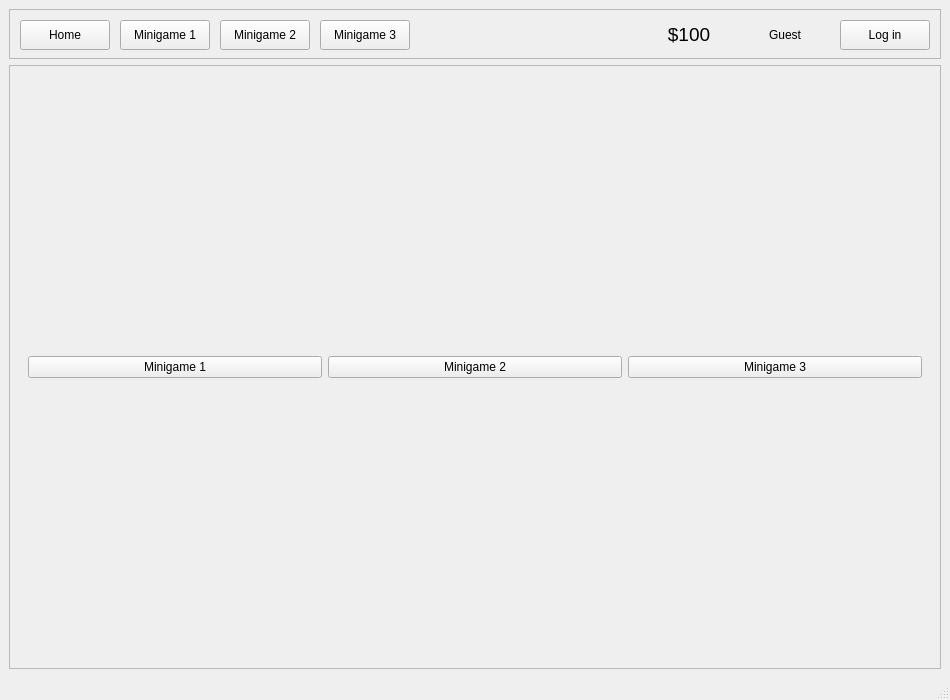
Old version of the form mainwindow.ui in the repository MateuszWiewiora/Casino-Qt.
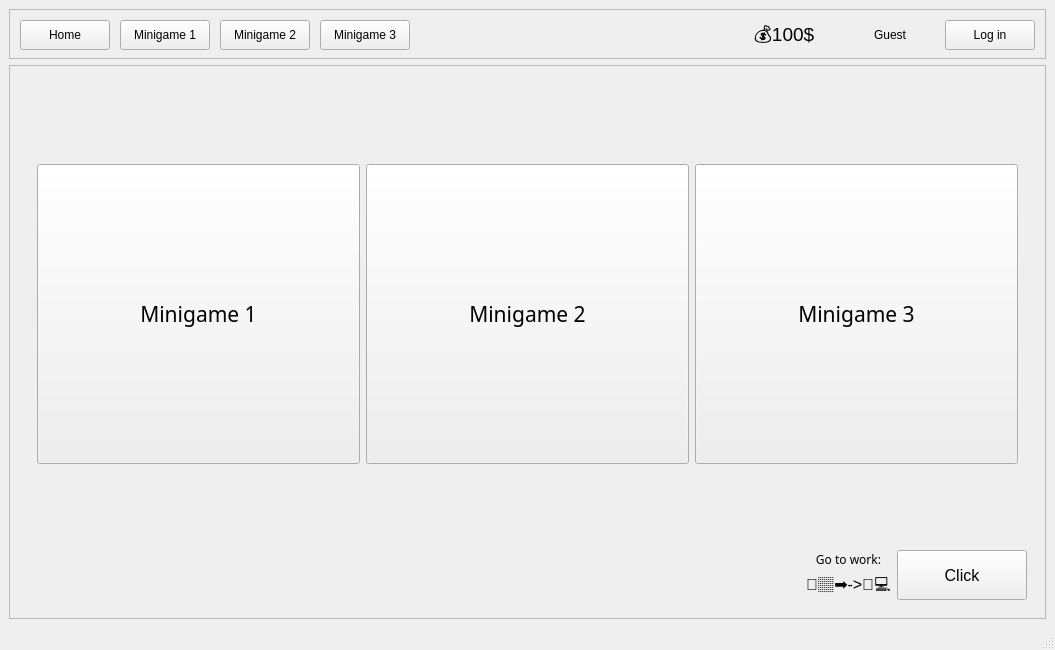
New version of the form. The open tabs and pages were chosen to show the change.

```diff
--- a/mainwindow.ui
+++ b/mainwindow.ui
@@ -6,13 +6,16 @@
    <rect>
     <x>0</x>
     <y>0</y>
-    <width>950</width>
-    <height>700</height>
+    <width>1055</width>
+    <height>650</height>
    </rect>
   </property>
   <property name="windowTitle">
    <string>MainWindow</string>
   </property>
+  <property name="styleSheet">
+   <string notr="true"/>
+  </property>
   <widget class="QWidget" name="centralwidget">
    <layout class="QVBoxLayout" name="verticalLayout">
     <item>
@@ -108,8 +111,8 @@
         <widget class="QWidget" name="widget_2" native="true">
          <property name="maximumSize">
           <size>
-           <width>90</width>
-           <height>50</height>
+           <width>100</width>
+           <height>16777215</height>
           </size>
          </property>
          <widget class="QLabel" name="cashLabel">
@@ -127,7 +130,7 @@
            </font>
           </property>
           <property name="text">
-           <string>&lt;html&gt;&lt;head/&gt;&lt;body&gt;&lt;p&gt;$100&lt;/p&gt;&lt;/body&gt;&lt;/html&gt;</string>
+           <string>&lt;html&gt;&lt;head/&gt;&lt;body&gt;&lt;p&gt;💰100$&lt;/p&gt;&lt;/body&gt;&lt;/html&gt;</string>
           </property>
           <property name="alignment">
            <set>Qt::AlignmentFlag::AlignCenter</set>
@@ -200,24 +203,190 @@
          <widget class="QWidget" name="homeWidget">
           <layout class="QGridLayout" name="gridLayout_2">
            <item row="0" column="0">
-            <widget class="QPushButton" name="homeMinigame1_Button">
-             <property name="text">
-              <string>Minigame 1</string>
-             </property>
+            <widget class="QWidget" name="widget_11" native="true">
+             <layout class="QHBoxLayout" name="horizontalLayout_7">
+              <item>
+               <widget class="QPushButton" name="homeMinigame1_Button">
+                <property name="minimumSize">
+                 <size>
+                  <width>0</width>
+                  <height>300</height>
+                 </size>
+                </property>
+                <property name="font">
+                 <font>
+                  <family>Segoe Script</family>
+                  <pointsize>16</pointsize>
+                 </font>
+                </property>
+                <property name="text">
+                 <string>Minigame 1</string>
+                </property>
+               </widget>
+              </item>
+              <item>
+               <widget class="QPushButton" name="homeMinigame2_Button">
+                <property name="minimumSize">
+                 <size>
+                  <width>0</width>
+                  <height>300</height>
+                 </size>
+                </property>
+                <property name="font">
+                 <font>
+                  <family>Segoe Script</family>
+                  <pointsize>16</pointsize>
+                 </font>
+                </property>
+                <property name="text">
+                 <string>Minigame 2</string>
+                </property>
+               </widget>
+              </item>
+              <item>
+               <widget class="QPushButton" name="homeMinigame3_Button">
+                <property name="minimumSize">
+                 <size>
+                  <width>0</width>
+                  <height>300</height>
+                 </size>
+                </property>
+                <property name="font">
+                 <font>
+                  <family>Segoe Script</family>
+                  <pointsize>16</pointsize>
+                 </font>
+                </property>
+                <property name="text">
+                 <string>Minigame 3</string>
+                </property>
+               </widget>
+              </item>
+             </layout>
             </widget>
            </item>
-           <item row="0" column="2">
-            <widget class="QPushButton" name="homeMinigame3_Button">
-             <property name="text">
-              <string>Minigame 3</string>
+           <item row="1" column="0">
+            <widget class="QWidget" name="widget_10" native="true">
+             <property name="maximumSize">
+              <size>
+               <width>16777215</width>
+               <height>50</height>
+              </size>
              </property>
-            </widget>
-           </item>
-           <item row="0" column="1">
-            <widget class="QPushButton" name="homeMinigame2_Button">
-             <property name="text">
-              <string>Minigame 2</string>
+             <property name="layoutDirection">
+              <enum>Qt::LayoutDirection::RightToLeft</enum>
              </property>
+             <layout class="QHBoxLayout" name="horizontalLayout_6">
+              <property name="leftMargin">
+               <number>0</number>
+              </property>
+              <property name="topMargin">
+               <number>0</number>
+              </property>
+              <property name="rightMargin">
+               <number>0</number>
+              </property>
+              <property name="bottomMargin">
+               <number>0</number>
+              </property>
+              <item>
+               <widget class="QPushButton" name="workButton">
+                <property name="minimumSize">
+                 <size>
+                  <width>130</width>
+                  <height>0</height>
+                 </size>
+                </property>
+                <property name="maximumSize">
+                 <size>
+                  <width>300</width>
+                  <height>50</height>
+                 </size>
+                </property>
+                <property name="font">
+                 <font>
+                  <pointsize>12</pointsize>
+                 </font>
+                </property>
+                <property name="text">
+                 <string>Click</string>
+                </property>
+               </widget>
+              </item>
+              <item>
+               <widget class="QWidget" name="widget_12" native="true">
+                <layout class="QVBoxLayout" name="verticalLayout_6">
+                 <property name="leftMargin">
+                  <number>0</number>
+                 </property>
+                 <property name="topMargin">
+                  <number>0</number>
+                 </property>
+                 <property name="rightMargin">
+                  <number>0</number>
+                 </property>
+                 <property name="bottomMargin">
+                  <number>0</number>
+                 </property>
+                 <item>
+                  <widget class="QLabel" name="label_5">
+                   <property name="maximumSize">
+                    <size>
+                     <width>16777215</width>
+                     <height>16</height>
+                    </size>
+                   </property>
+                   <property name="font">
+                    <font>
+                     <family>Segoe Print</family>
+                    </font>
+                   </property>
+                   <property name="text">
+                    <string>Go to work:</string>
+                   </property>
+                   <property name="alignment">
+                    <set>Qt::AlignmentFlag::AlignCenter</set>
+                   </property>
+                  </widget>
+                 </item>
+                 <item>
+                  <widget class="QLabel" name="label_4">
+                   <property name="maximumSize">
+                    <size>
+                     <width>100</width>
+                     <height>25</height>
+                    </size>
+                   </property>
+                   <property name="font">
+                    <font>
+                     <pointsize>12</pointsize>
+                    </font>
+                   </property>
+                   <property name="text">
+                    <string>🏃🏽‍➡️-&gt;🧑‍💻</string>
+                   </property>
+                   <property name="alignment">
+                    <set>Qt::AlignmentFlag::AlignCenter</set>
+                   </property>
+                  </widget>
+                 </item>
+                </layout>
+               </widget>
+              </item>
+              <item>
+               <spacer name="horizontalSpacer">
+                <property name="orientation">
+                 <enum>Qt::Orientation::Horizontal</enum>
+                </property>
+                <property name="sizeHint" stdset="0">
+                 <size>
+                  <width>40</width>
+                  <height>20</height>
+                 </size>
+                </property>
+               </spacer>
+              </item>
+             </layout>
             </widget>
            </item>
           </layout>
```
Left out of the diff: 6 changed lines with no effect on the pictures.
